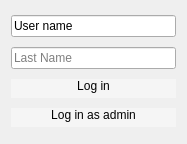
The window that authorizationwindow.ui (MariaSoika/KR) describes before a commit, drawn with Qt 5.
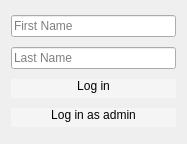
The same window after the commit.

Patch:
```diff
--- a/authorizationwindow.ui
+++ b/authorizationwindow.ui
@@ -17,7 +17,7 @@
    <item row="0" column="0">
     <widget class="QLineEdit" name="lineEditUserFirsName">
      <property name="text">
-      <string>User name</string>
+      <string/>
      </property>
      <property name="placeholderText">
       <string>First Name</string>
```
